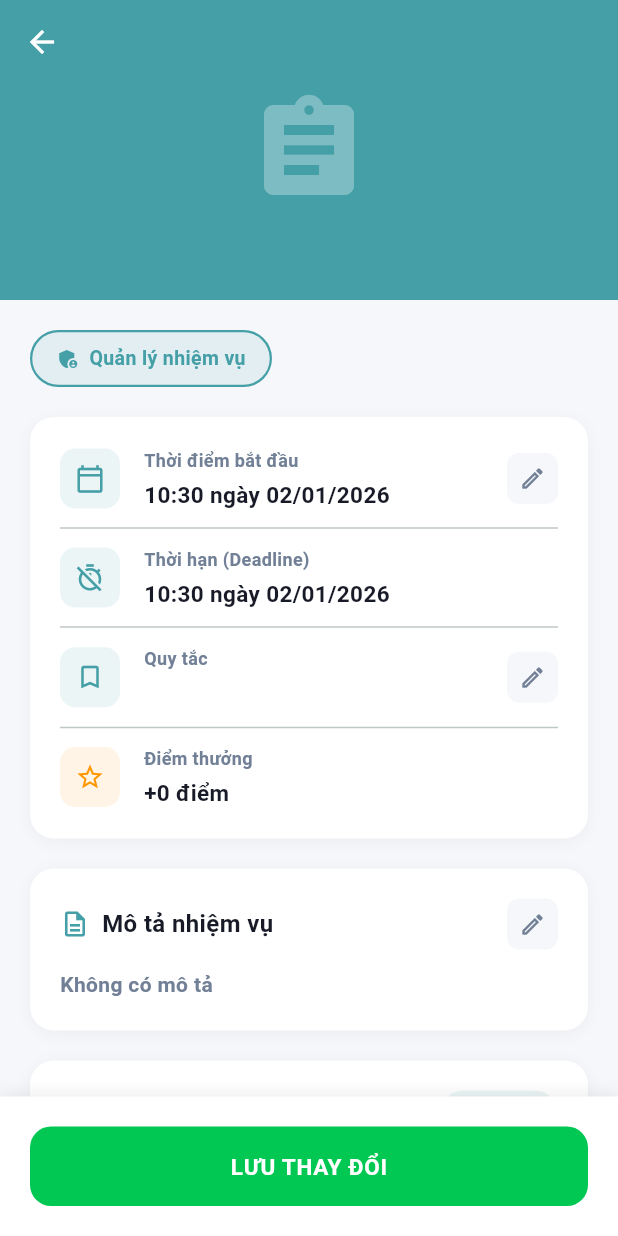
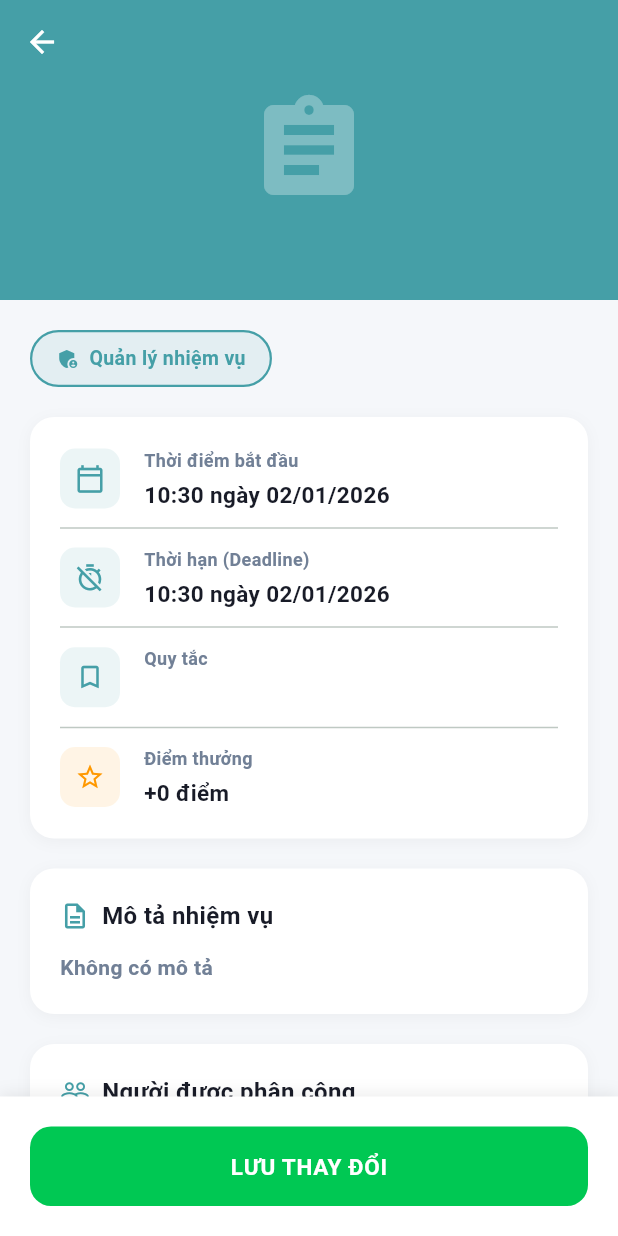
Before and after one commit to Enrique-Nguyen/mobile_classpal, a Flutter app: the DutyDetailsScreen screen opened directly with empty values, on a phone screen of 412 x 824 dp. Run offline on Flutter 3.47's test engine with Material 3 defaults, Android fonts, the phone set to English and light mode, and no system bars; our stand-ins replace cloud_firestore, firebase_auth, firebase_core, flutter_riverpod, google_fonts, google_sign_in and 2 more; missing offline and left inert: excel, mobile_scanner; accounts and stored records are empty; Roboto replaces fonts that are missing (GoogleSans).

Commit message:
[Fix] Event and funds collocate for duty, default event creation and better display

```diff
--- a/lib/core/helpers/duty_helper.dart
+++ b/lib/core/helpers/duty_helper.dart
@@ -29,7 +29,8 @@ class DutyWithTask {
 
 class DutyHelper {
   static DutyExtraInfo? parseNoteField(Duty d) {
-    if (d.note == null || d.note!.isEmpty) return null;
+    if (d.note == null || d.note!.isEmpty)
+      return null;
 
     if (d.originType == "event") {
       return DutyExtraInfo(
--- a/lib/core/models/duty.dart
+++ b/lib/core/models/duty.dart
@@ -14,12 +14,40 @@ class Duty {
   final DateTime createdAt;
   final DateTime updatedAt;
   final DateTime? endedAt; // When admin manually ends the duty
+  final DateTime? signupEndTime; // For event-origin duties
 
   /// Whether the duty has been manually ended by admin
   bool get isEnded => endedAt != null;
 
   /// Whether the deadline has passed
   bool get isExpired => DateTime.now().isAfter(endTime);
+
+  /// Whether duty originated from another action (event or fund)
+  bool get isFromOrigin => originId != null && originType != null;
+
+  /// Whether duty originated from an event
+  bool get isFromEvent => originType == 'event';
+
+  /// Whether duty originated from a fund payment
+  bool get isFromFund => originType == 'funds';
+
+  /// Whether signup time has ended (for event-origin duties)
+  bool get signupHasEnded => signupEndTime != null && DateTime.now().isAfter(signupEndTime!);
+
+  /// Whether admin can edit this duty
+  /// - Non-origin duties: always editable
+  /// - Event duties: editable after signup ends
+  /// - Fund duties: never editable (data comes from fund)
+  bool get canEdit => !isFromOrigin || (isFromEvent && signupHasEnded);
+
+  /// Whether admin can end this duty
+  /// - Non-origin duties: always
+  /// - Event duties: only after signup ends
+  /// - Fund duties: always
+  bool get canEndDuty => !isFromEvent || signupHasEnded;
+
+  /// Whether duty needs assignees (event signup ended with no signups)
+  bool get needsAssignees => isFromEvent && signupHasEnded && assigneeIds.isEmpty;
 
   Duty({
     required this.id,
@@ -37,6 +65,7 @@ class Duty {
     required this.createdAt,
     required this.updatedAt,
     this.endedAt,
+    this.signupEndTime,
   });
 
   Map<String, dynamic> toMap() {
@@ -56,6 +85,7 @@ class Duty {
       'createdAt': createdAt.millisecondsSinceEpoch,
       'updatedAt': updatedAt.millisecondsSinceEpoch,
       'endedAt': endedAt?.millisecondsSinceEpoch,
+      'signupEndTime': signupEndTime?.millisecondsSinceEpoch,
     };
   }
 
@@ -75,9 +105,8 @@ class Duty {
       assigneeIds: List<String>.from(map['assigneeIds'] ?? []),
       createdAt: DateTime.fromMillisecondsSinceEpoch(map['createdAt'] ?? 0),
       updatedAt: DateTime.fromMillisecondsSinceEpoch(map['updatedAt'] ?? 0),
-      endedAt: map['endedAt'] != null
-          ? DateTime.fromMillisecondsSinceEpoch(map['endedAt'])
-          : null,
+      endedAt: map['endedAt'] != null ? DateTime.fromMillisecondsSinceEpoch(map['endedAt']) : null,
+      signupEndTime: map['signupEndTime'] != null ? DateTime.fromMillisecondsSinceEpoch(map['signupEndTime']) : null,
     );
   }
 }
--- a/lib/features/class_view/workflow/screens/duties_screen.dart
+++ b/lib/features/class_view/workflow/screens/duties_screen.dart
@@ -386,6 +386,7 @@ class _DutiesScreenMonitorState extends ConsumerState<DutiesScreenMonitor> {
       ruleName: duty.ruleName,
       points: duty.points.toInt(),
       isAssignedToMonitor: duty.assigneeIds.contains(widget.currentMember.uid),
+      needsAssignees: duty.needsAssignees,
       extraInfo: DutyHelper.parseNoteField(duty),
       onTap: () async {
         final isAssignedToAdmin = duty.assigneeIds.contains(widget.currentMember.uid);
--- a/lib/features/class_view/workflow/screens/duty_details_screen.dart
+++ b/lib/features/class_view/workflow/screens/duty_details_screen.dart
@@ -169,6 +169,33 @@ class _DutyDetailsScreenState extends State<DutyDetailsScreen> {
     String label;
     IconData icon;
 
+    // Check for needs-assignees warning (event signup ended with no signups)
+    if (widget.isAdmin && widget.duty.needsAssignees) {
+      return Container(
+        padding: const EdgeInsets.symmetric(horizontal: 16, vertical: 8),
+        decoration: BoxDecoration(
+          color: AppColors.errorRed.withOpacity(0.1),
+          borderRadius: BorderRadius.circular(20),
+          border: Border.all(color: AppColors.errorRed, width: 1.5),
+        ),
+        child: Row(
+          mainAxisSize: MainAxisSize.min,
+          children: const [
+            Icon(Icons.warning_amber_rounded, size: 16, color: AppColors.errorRed),
+            SizedBox(width: 6),
+            Text(
+              'Cần thêm người tham gia',
+              style: TextStyle(
+                fontSize: 13,
+                fontWeight: FontWeight.w600,
+                color: AppColors.errorRed,
+              ),
+            ),
+          ],
+        ),
+      );
+    }
+
     if (widget.isAdmin) {
       color = AppColors.primaryBlue;
       label = 'Quản lý nhiệm vụ';
@@ -239,7 +266,7 @@ class _DutyDetailsScreenState extends State<DutyDetailsScreen> {
             icon: Icons.calendar_today_outlined,
             label: 'Thời điểm bắt đầu',
             value: '${_formatTime(widget.duty.startTime)} ngày ${_formatDate(widget.duty.startTime)}',
-            onEdit: widget.isAdmin ? () => _editDateTime() : null,
+            onEdit: widget.isAdmin && widget.duty.canEdit ? () => _editDateTime() : null,
           ),
           const Divider(height: 24),
           _buildInfoRow(
@@ -254,7 +281,7 @@ class _DutyDetailsScreenState extends State<DutyDetailsScreen> {
             icon: Icons.bookmark_outline,
             label: 'Quy tắc',
             value: _selectedRule,
-            onEdit: widget.isAdmin ? () => _editRule() : null,
+            onEdit: widget.isAdmin && widget.duty.canEdit ? () => _editRule() : null,
           ),
           const Divider(height: 24),
           _buildInfoRow(
@@ -385,7 +412,7 @@ class _DutyDetailsScreenState extends State<DutyDetailsScreen> {
                   ),
                 ),
               ),
-              if (widget.isAdmin)
+              if (widget.isAdmin && widget.duty.canEdit)
                 GestureDetector(
                   onTap: _editDescription,
                   child: Container(
@@ -475,6 +502,8 @@ class _DutyDetailsScreenState extends State<DutyDetailsScreen> {
                           ),
                         ],
                       ),
+                      // Only show add button if duty can be edited (for event duties after signup, or direct duties)
+                      if (widget.duty.canEdit)
                         GestureDetector(
                           onTap: () => _showMemberSelectionSheet(allMembers),
                           child: Container(
@@ -799,8 +828,8 @@ class _DutyDetailsScreenState extends State<DutyDetailsScreen> {
     return Column(
       mainAxisSize: MainAxisSize.min,
       children: [
-        // End Duty button (if not already ended)
-        if (!widget.duty.isEnded)
+        // End Duty button (if not already ended and can end)
+        if (!widget.duty.isEnded && widget.duty.canEndDuty)
           SizedBox(
             width: double.infinity,
             child: OutlinedButton(
@@ -823,7 +852,7 @@ class _DutyDetailsScreenState extends State<DutyDetailsScreen> {
               ),
             ),
           ),
-        if (!widget.duty.isEnded)
+        if (!widget.duty.isEnded && widget.duty.canEndDuty)
           const SizedBox(height: 12),
         // Save Changes button
         SizedBox(
--- a/lib/features/class_view/workflow/services/duty_service.dart
+++ b/lib/features/class_view/workflow/services/duty_service.dart
@@ -16,11 +16,13 @@ class DutyService {
     String? originId,
     String? originType,
     String? description,
+    String? note,
     required DateTime startTime,
     required DateTime endTime,
     required String ruleName,
     required double points,
     List<Member>? assignees,
+    DateTime? signupEndTime, // For event-origin duties
   }) async {
     final now = DateTime.now().millisecondsSinceEpoch;
     final batch = _firestore.batch();
@@ -33,6 +35,7 @@ class DutyService {
       'originId': originId,
       'originType': originType,
       'description': description,
+      'note': note,
       'startTime': startTime.millisecondsSinceEpoch,
       'endTime': endTime.millisecondsSinceEpoch,
       'ruleName': ruleName,
@@ -40,6 +43,7 @@ class DutyService {
       'assigneeIds': assignees?.map((m) => m.uid).toList() ?? [],
       'createdAt': now,
       'updatedAt': now,
+      'signupEndTime': signupEndTime?.millisecondsSinceEpoch,
     });
 
     if (assignees != null && assignees.isNotEmpty) {
```
Also changed, not shown: lib/features/class_view/workflow/screens/events_screen.dart (+9 -4 lines), lib/features/class_view/workflow/services/event_service.dart (+28 -27 lines), lib/features/class_view/workflow/services/fund_service.dart (+11 -24 lines), lib/features/class_view/workflow/widgets/duty_card.dart (+32 -0 lines). Lines whose indentation alone changed are shown as unchanged.
